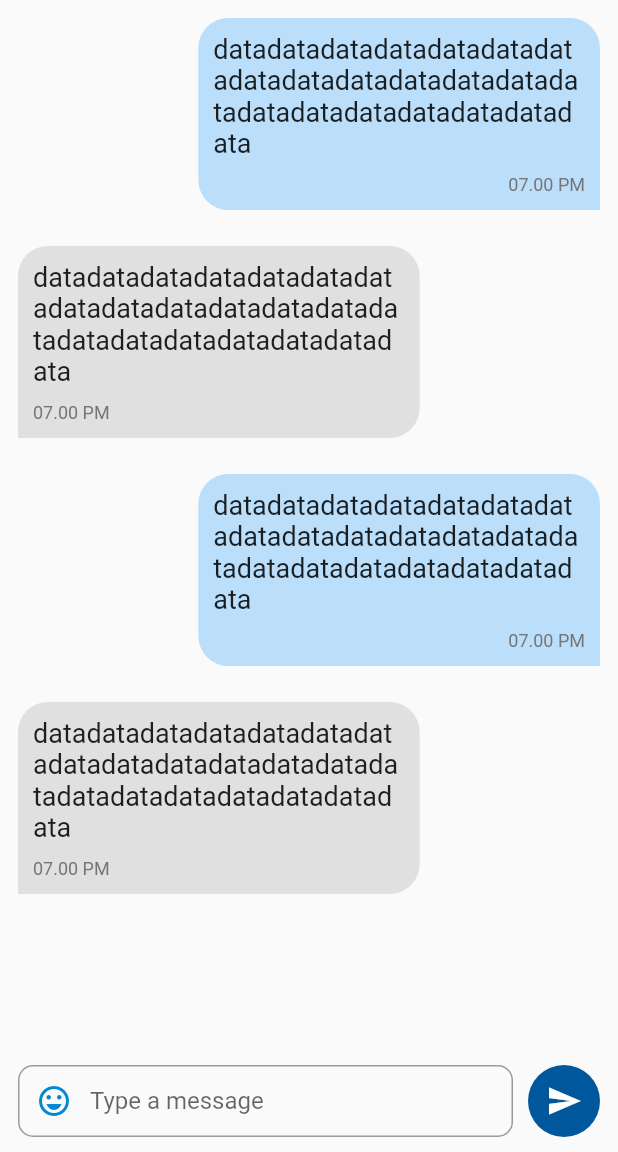
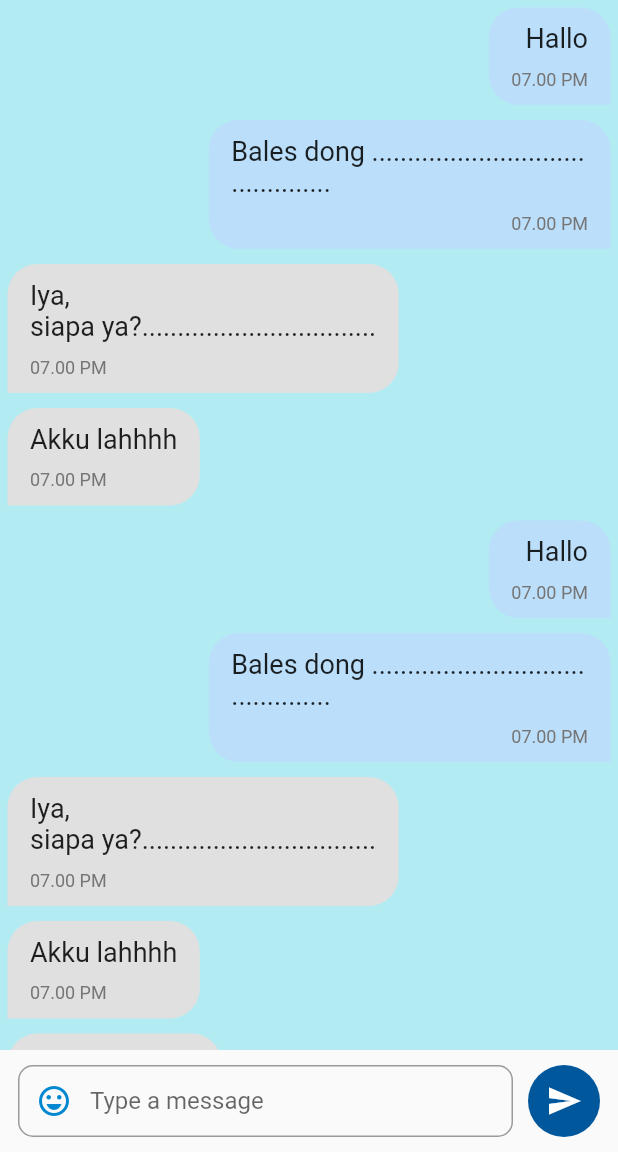
Before and after one commit to agusfernando/ChatApp, a Flutter app: the ChatRoomView screen opened by its route, on a phone screen of 412 x 824 dp, the part 84-1236 px from its top. Run offline on Flutter 3.47's test engine with Material 2 defaults, Android fonts, the phone set to English and light mode, and no system bars; our stand-ins replace avatar_glow, firebase_core, get, get_storage, google_sign_in, introduction_screen and 2 more; accounts and stored records are empty; project files that could hold a hidden picture were left out.

Commit message:
CA-5-Update-change-profile chat room

```diff
--- a/lib/app/modules/chat_room/controllers/chat_room_controller.dart
+++ b/lib/app/modules/chat_room/controllers/chat_room_controller.dart
@@ -1,5 +1,8 @@
+import 'package:flutter/material.dart';
 import 'package:get/get.dart';
 
 class ChatRoomController extends GetxController {
   var isEmojiShow = false.obs;
+
+  ScrollController scrollController = new ScrollController();
 }
--- a/lib/app/modules/chat_room/views/chat_room_view.dart
+++ b/lib/app/modules/chat_room/views/chat_room_view.dart
@@ -6,6 +6,53 @@ import 'package:get/get.dart';
 import '../controllers/chat_room_controller.dart';
 
 class ChatRoomView extends GetView<ChatRoomController> {
+  List<CardChat> chats = [
+    CardChat(
+      isMe: true,
+      text: 'Hallo',
+      color: Colors.blue,
+    ),
+    CardChat(
+      isMe: true,
+      text: 'Bales dong ............................................',
+      color: Colors.yellow,
+    ),
+    CardChat(
+      isMe: false,
+      text: 'Iya, \nsiapa ya?.................................',
+      color: Colors.green,
+    ),
+    CardChat(
+      isMe: false,
+      text: 'Akku lahhhh',
+      color: Colors.red,
+    ),
+    CardChat(
+      isMe: true,
+      text: 'Hallo',
+      color: Colors.blue,
+    ),
+    CardChat(
+      isMe: true,
+      text: 'Bales dong ............................................',
+      color: Colors.yellow,
+    ),
+    CardChat(
+      isMe: false,
+      text: 'Iya, \nsiapa ya?.................................',
+      color: Colors.green,
+    ),
+    CardChat(
+      isMe: false,
+      text: 'Akku lahhhh',
+      color: Colors.red,
+    ),
+    CardChat(
+      isMe: false,
+      text: 'Lah iya siapa?',
+      color: Colors.black,
+    ),
+  ];
   @override
   Widget build(BuildContext context) {
     return Scaffold(
@@ -35,27 +82,18 @@ class ChatRoomView extends GetView<ChatRoomController> {
             //List Chat
             Expanded(
                 child: Container(
+              color: Colors.cyan[100],
               child: ListView(
-                children: [
-                  CardChat(
-                    isMe: true,
-                  ),
-                  CardChat(
-                    isMe: false,
-                  ),
-                  CardChat(
-                    isMe: true,
-                  ),
-                  CardChat(
-                    isMe: false,
-                  ),
-                ],
+                controller: controller.scrollController,
+                reverse: false,
+                shrinkWrap: true,
+                children: chats.map((e) => e).toList(),
               ),
             )),
             //Text Message
             Container(
               margin: EdgeInsets.only(bottom: context.mediaQueryPadding.bottom),
-              padding: EdgeInsets.symmetric(horizontal: 12, vertical: 10),
+              padding: const EdgeInsets.symmetric(horizontal: 12, vertical: 10),
               child: Row(
                 children: [
                   Expanded(
@@ -69,8 +107,8 @@ class ChatRoomView extends GetView<ChatRoomController> {
                             Icons.emoji_emotions_outlined,
                             color: Colors.lightBlue.shade700,
                           )),
-                      contentPadding:
-                          EdgeInsets.symmetric(vertical: 10, horizontal: 15),
+                      contentPadding: const EdgeInsets.symmetric(
+                          vertical: 10, horizontal: 15),
                       hintText: 'Type a message',
                       border: OutlineInputBorder(
                         borderRadius: BorderRadius.circular(10),
@@ -82,7 +120,7 @@ class ChatRoomView extends GetView<ChatRoomController> {
                           )),
                     ),
                   )),
-                  SizedBox(width: 10),
+                  const SizedBox(width: 10),
                   Container(
                     decoration: BoxDecoration(
                       color: Colors.lightBlue[900],
@@ -90,7 +128,7 @@ class ChatRoomView extends GetView<ChatRoomController> {
                     ),
                     child: IconButton(
                       onPressed: () {},
-                      icon: Icon(
+                      icon: const Icon(
                         Icons.send,
                         color: Colors.white,
                       ),
--- a/lib/app/modules/profile/controllers/profile_controller.dart
+++ b/lib/app/modules/profile/controllers/profile_controller.dart
@@ -1,4 +1,3 @@
-import 'package:chat_app/app/routes/app_pages.dart';
 import 'package:get/get.dart';
 
 class ProfileController extends GetxController {}
--- a/lib/app/routes/app_routes.dart
+++ b/lib/app/routes/app_routes.dart
@@ -12,6 +12,7 @@ abstract class Routes {
   static const SEARCH = _Paths.SEARCH;
   static const UPDATE_STATUS = _Paths.UPDATE_STATUS;
   static const CHANGE_PROFILE = _Paths.CHANGE_PROFILE;
+  static const PAGE1 = _Paths.PAGE1;
 }
 
 abstract class _Paths {
@@ -23,4 +24,5 @@ abstract class _Paths {
   static const SEARCH = '/search';
   static const UPDATE_STATUS = '/update-status';
   static const CHANGE_PROFILE = '/change-profile';
+  static const PAGE1 = '/page1';
 }
--- a/lib/app/widgets/card_chats.dart
+++ b/lib/app/widgets/card_chats.dart
@@ -2,35 +2,44 @@ import 'package:flutter/material.dart';
 import 'package:get/get.dart';
 
 class CardChat extends StatelessWidget {
-  CardChat({Key? key, required this.isMe}) : super(key: key);
+  const CardChat(
+      {Key? key, required this.text, required this.isMe, required this.color})
+      : super(key: key);
 
+  final String text;
   final bool isMe;
+  final Color color;
 
   @override
   Widget build(BuildContext context) {
     return Container(
       alignment: isMe ? Alignment.centerRight : Alignment.centerLeft,
-      padding: EdgeInsets.all(12),
+      padding: const EdgeInsets.all(5),
       child: Container(
-        width: Get.width * .65,
-        padding: EdgeInsets.all(10),
+        constraints: BoxConstraints(
+          maxWidth: Get.width * .65,
+        ),
+        padding: const EdgeInsets.symmetric(vertical: 10, horizontal: 15),
         decoration: BoxDecoration(
             color: isMe ? Colors.blue.shade100 : Colors.grey.shade300,
             borderRadius: BorderRadius.only(
-              topLeft: Radius.circular(20),
-              topRight: Radius.circular(20),
-              bottomLeft: isMe ? Radius.circular(20) : Radius.circular(0),
-              bottomRight: isMe ? Radius.circular(0) : Radius.circular(20),
+              topLeft: const Radius.circular(20),
+              topRight: const Radius.circular(20),
+              bottomLeft:
+                  isMe ? const Radius.circular(20) : const Radius.circular(0),
+              bottomRight:
+                  isMe ? const Radius.circular(0) : const Radius.circular(20),
             )),
         child: Column(
           crossAxisAlignment:
               isMe ? CrossAxisAlignment.end : CrossAxisAlignment.start,
           children: [
             Text(
-              'datadatadatadatadatadatadatadatadatadatadatadatadatadatadatadatadatadatadatadatadata',
-              style: TextStyle(fontSize: 18),
+              text,
+              style: const TextStyle(fontSize: 18),
+              softWrap: true,
             ),
-            SizedBox(height: 10),
+            const SizedBox(height: 10),
             Text(
               '07.00 PM',
               style: TextStyle(fontSize: 12, color: Colors.grey[600]),
--- a/lib/main.dart
+++ b/lib/main.dart
@@ -40,7 +40,7 @@ class MyApp extends StatelessWidget {
 
           if (snapshot.connectionState == ConnectionState.done) {
             return FutureBuilder(
-                future: Future.delayed(Duration(seconds: 3)),
+                future: Future.delayed(const Duration(seconds: 3)),
                 builder: (context, snapshot) {
                   if (snapshot.connectionState == ConnectionState.done) {
                     return Obx(() => GetMaterialApp(
@@ -57,7 +57,7 @@ class MyApp extends StatelessWidget {
 
                   return FutureBuilder(
                       future: authController.firstInitialized(),
-                      builder: (context, snapshot) => SplasScreen());
+                      builder: (context, snapshot) => const SplasScreen());
                 });
           }
 
--- a/pubspec.yaml
+++ b/pubspec.yaml
@@ -17,6 +17,8 @@ dependencies:
   google_sign_in: ^5.3.0
   introduction_screen: 3.0.2
   lottie: ^1.2.0
+  path_provider: ^2.0.10
+  permission_handler: ^9.2.0
 
 dev_dependencies:
   flutter_lints: ^1.0.0
```
Also changed, not shown: lib/app/controllers/auth_controller.dart (+26 -0 lines), lib/app/modules/change_profile/views/change_profile_view.dart (+9 -9 lines), lib/app/modules/update_status/views/update_status_view.dart (+8 -8 lines), pubspec.lock, 1 other file.
